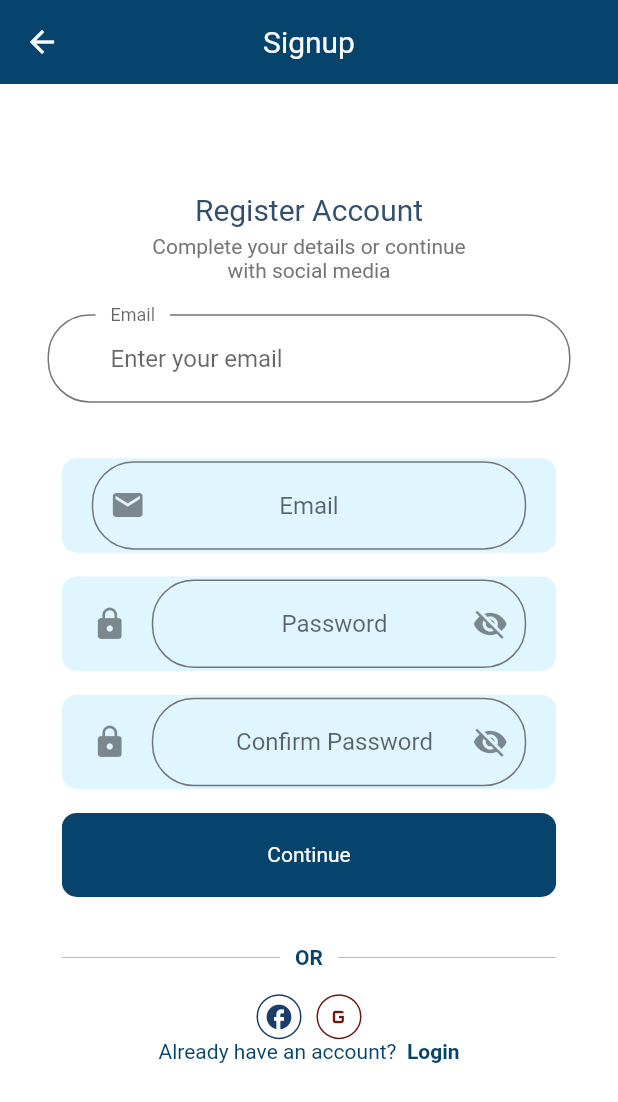
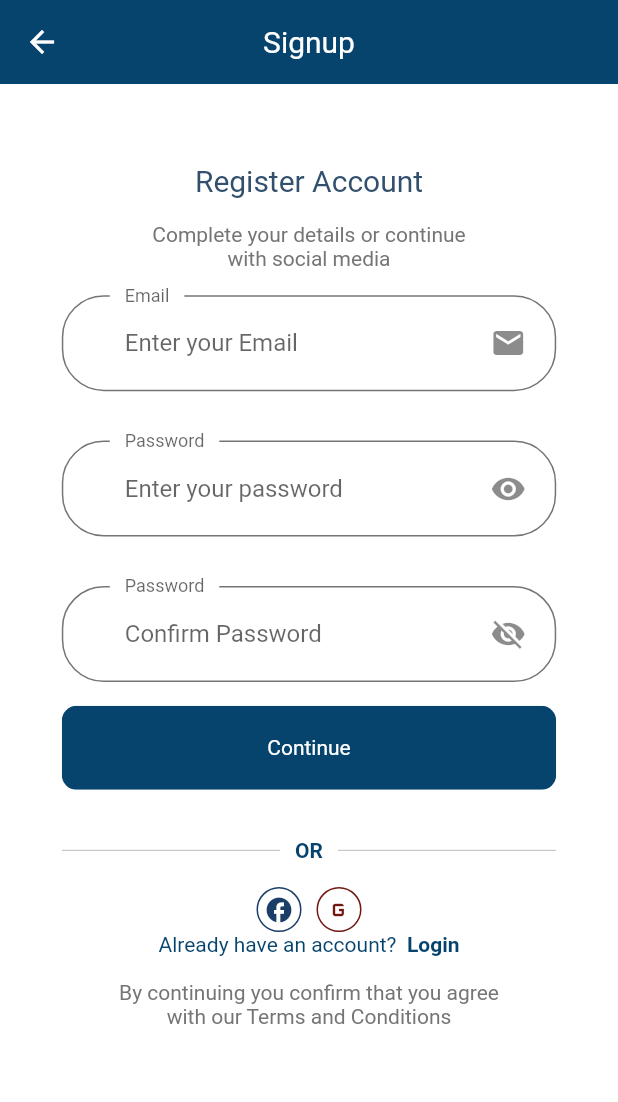
Before and after one commit to Joelodufu/kuziem, a Flutter app: the screen it shows after launch, after a tap on "Forgot Password", after a tap on "continue", after a tap on "Signup", on a phone screen of 412 x 824 dp. Shown: the top 1102 px of the screen. Run offline on Flutter 3.47's test engine with Material 2 defaults, Android fonts, the light colour scheme and no system bars.

Commit message:
clean unboard, remaining full register

```diff
--- a/lib/main.dart
+++ b/lib/main.dart
@@ -1,9 +1,6 @@
 import 'package:flutter/material.dart';
-import 'package:flutter/services.dart';
-import 'package:kuziem/constants.dart';
 import 'package:kuziem/routes.dart';
 import 'package:kuziem/screens/mobile/splash/splashscreenpage.dart';
-import 'package:kuziem/size_config.dart';
 import 'package:kuziem/theme.dart';
 
 void main() {
@@ -21,7 +18,7 @@ class MyApp extends StatelessWidget {
 
       //home: SplashScreenPage(),
       theme: theme(),
-      initialRoute: SplashScreenPage.routeName,
+      initialRoute: "/splash",
       routes: routes,
     );
   }
--- a/lib/routes.dart
+++ b/lib/routes.dart
@@ -7,6 +7,6 @@ import 'package:kuziem/screens/mobile/splash/splashscreenpage.dart';
 final Map<String, WidgetBuilder> routes = {
   SplashScreenPage.routeName: (context) => SplashScreenPage(),
   Login.routeName: (context) => Login(),
-  ForgotPassword.routeName: (context) => ForgotPassword(),
-  LoginSuccessScreen.routeName: (context) => LoginSuccessScreen()
+  ForgotPassword.routeName: (context) => const ForgotPassword(),
+  LoginSuccessScreen.routeName: (context) => const LoginSuccessScreen(),
 };
--- a/lib/screens/mobile/Signup/components/body.dart
+++ b/lib/screens/mobile/Signup/components/body.dart
@@ -25,10 +25,7 @@ class Body extends StatelessWidget {
         child: Column(
           crossAxisAlignment: CrossAxisAlignment.center,
           children: [
-            SizedBox(
-              height: getProportionalScreenHeight(20),
-            ),
-            Text(
+            const Text(
               "Register Account",
               style: TextStyle(
                 color: Color.fromARGB(255, 50, 80, 109),
@@ -36,22 +33,33 @@ class Body extends StatelessWidget {
               ),
             ),
             SizedBox(
-              height: 5,
+              height: SizeConfig.screenHeight * 0.02,
             ),
-            Text(
+            const Text(
               "Complete your details or continue \nwith social media",
               textAlign: TextAlign.center,
               style: TextStyle(
                 color: kTextColor,
               ),
             ),
-            SignUpForm(),
-            SocialCardMain(),
+            SizedBox(
+              height: SizeConfig.screenHeight * 0.02,
+            ),
+            const SignUpForm(),
+            const SocialCardMain(),
             AlreadyHaveAnAccountCheck(
                 login: false,
                 press: () {
                   Navigator.pushNamed(context, Login.routeName);
                 }),
+            Padding(
+              padding: EdgeInsets.symmetric(
+                  vertical: SizeConfig.screenHeight * 0.02),
+              child: const Text(
+                "By continuing you confirm that you agree \nwith our Terms and Conditions",
+                textAlign: TextAlign.center,
+              ),
+            )
           ],
         ),
       ),
--- a/lib/screens/mobile/Signup/components/sign_up_form.dart
+++ b/lib/screens/mobile/Signup/components/sign_up_form.dart
@@ -4,7 +4,6 @@ import 'package:kuziem/screens/mobile/login/login.dart';
 import '../../../../components/form_error.dart';
 import '../../../../constants.dart';
 import '../../../../size_config.dart';
-import '../../components/already_have_an_account_check.dart';
 import '../../components/rounded_button.dart';
 import '../../components/text_field_container.dart';
 
@@ -19,6 +18,7 @@ class _SignUpFormState extends State<SignUpForm> {
   final _formKey = GlobalKey<FormState>();
   String email = "";
   String password = "";
+  bool visibility = true;
   String confirmPassword = "";
   final List<String> errors = [];
 
@@ -44,26 +44,16 @@ class _SignUpFormState extends State<SignUpForm> {
       key: _formKey,
       child: Column(
         children: [
-          Padding(
-            padding: EdgeInsets.symmetric(
-                horizontal: getProportionalScreenWidth(30),
-                vertical: getProportionalScreenWidth(20)),
-            child: TextFormField(
-              decoration: InputDecoration(
-                labelText: "Email",
-                hintText: "Enter your email",
-                floatingLabelBehavior: FloatingLabelBehavior.always,
-              ),
-            ),
+          buildEmailFormField(),
+          SizedBox(
+            height: SizeConfig.screenHeight * 0.04,
           ),
-          createPadding(),
-          buildEmailFormField(),
-          createPadding(),
           buildPasswordFormField(),
-          createPadding(),
+          SizedBox(
+            height: SizeConfig.screenHeight * 0.04,
+          ),
           buildConfirmPasswordFormField(),
           createPadding(),
-          FormError(errors: errors),
           RoundButton(
               text: "Continue",
               press: () {
@@ -83,30 +73,52 @@ class _SignUpFormState extends State<SignUpForm> {
         onSaved: (newValue) => confirmPassword = newValue!,
         validator: (value) {
           if (value!.isEmpty && !errors.contains(kPassNullError)) {
-            addError(error: kPassNullError);
-            return "";
-          } else if (password != confirmPassword &&
-              !errors.contains(kMatchPassError)) {
-            addError(error: kMatchPassError);
-            return "";
+            setState(() {
+              errors.add(kPassNullError);
+            });
+            return kPassNullError;
+          } else if (value!.isEmpty && errors.contains(kPassNullError)) {
+            return kPassNullError;
+          } else if (value != password && !errors.contains(kMatchPassError)) {
+            setState(() {
+              errors.add(kMatchPassError);
+            });
+            return kMatchPassError;
+          } else if (value != password && errors.contains(kMatchPassError)) {
+            return kMatchPassError;
+          } else {
+            setState(() {
+              confirmPassword = value;
+            });
+            return null;
           }
           return null;
         },
         onChanged: (value) {
-          if (password == confirmPassword && errors.contains(kMatchPassError)) {
+          if (value!.isEmpty && errors.contains(kPassNullError)) {
+            removeError(error: kPassNullError);
+          } else if (value == password && errors.contains(kMatchPassError)) {
             removeError(error: kMatchPassError);
           }
           return null;
         },
-        obscureText: true,
-        decoration: const InputDecoration(
+        obscureText: visibility,
+        decoration: InputDecoration(
             border: InputBorder.none,
             hintText: "Confirm Password",
-            icon: Icon(
-              Icons.lock,
-            ),
-            suffixIcon: Icon(Icons.visibility_off)),
-        textAlign: TextAlign.center,
+            labelText: "Password",
+            suffixIcon: Padding(
+              padding: EdgeInsets.all(8.0),
+              child: IconButton(
+                icon:
+                    Icon(!visibility ? Icons.visibility : Icons.visibility_off),
+                onPressed: () {
+                  setState(() {
+                    visibility = !visibility;
+                  });
+                },
+              ),
+            )),
       ),
     );
   }
@@ -123,8 +135,12 @@ class _SignUpFormState extends State<SignUpForm> {
         onSaved: (newValue) => password = newValue!,
         validator: (value) {
           if (value!.isEmpty && !errors.contains(kPassNullError)) {
-            addError(error: kPassNullError);
-            return "";
+            setState(() {
+              errors.add(kPassNullError);
+            });
+            return kPassNullError;
+          } else if (value!.isEmpty && errors.contains(kPassNullError)) {
+            return kPassNullError;
           } else if (value.length < 8 && !errors.contains(kShortPassError)) {
             addError(error: kShortPassError);
             return "";
@@ -140,15 +156,22 @@ class _SignUpFormState extends State<SignUpForm> {
           password = value;
           return null;
         },
-        obscureText: true,
-        decoration: const InputDecoration(
-            border: InputBorder.none,
-            hintText: "Password",
-            icon: Icon(
-              Icons.lock,
+        obscureText: visibility,
+        decoration: InputDecoration(
+          hintText: "Enter your password",
+          labelText: "Password",
+          suffixIcon: Padding(
+            padding: EdgeInsets.all(8.0),
+            child: IconButton(
+              icon: Icon(visibility ? Icons.visibility : Icons.visibility_off),
+              onPressed: () {
+                setState(() {
+                  visibility = !visibility;
+                });
+              },
             ),
-            suffixIcon: Icon(Icons.visibility_off)),
-        textAlign: TextAlign.center,
+          ),
+        ),
       ),
     );
   }
@@ -159,11 +182,17 @@ class _SignUpFormState extends State<SignUpForm> {
       onSaved: (newValue) => email = newValue!,
       validator: (value) {
         if (value!.isEmpty && !errors.contains(kEmailNullError)) {
-          addError(error: kEmailNullError);
-          return "";
+          setState(() {
+            errors.add(kEmailNullError);
+          });
+          return kEmailNullError;
+        } else if (value!.isEmpty && errors.contains(kEmailNullError)) {
+          return kEmailNullError;
         } else if (!emailValidatorRegEx.hasMatch(value) &&
             !errors.contains(kInvalidEmailError)) {
-          addError(error: kInvalidEmailError);
+          setState(() {
+            errors.add(kInvalidEmailError);
+          });
           return "";
         }
         return null;
@@ -178,16 +207,18 @@ class _SignUpFormState extends State<SignUpForm> {
         }
         return null;
       },
-      decoration: const InputDecoration(
-        suffixIcon: Icon(
-          Icons.input,
-          color: kPrimaryLightColor,
+      decoration: InputDecoration(
+        border: InputBorder.none,
+        hintText: "Enter your Email",
+        labelText: "Email",
+        suffixIcon: Padding(
+          padding: const EdgeInsets.all(8.0),
+          child: IconButton(
+            icon: Icon(Icons.email),
+            onPressed: () {},
+          ),
         ),
-        border: InputBorder.none,
-        hintText: "Email",
-        prefixIcon: Icon(Icons.email),
       ),
-      textAlign: TextAlign.center,
     ));
   }
 }
--- a/lib/screens/mobile/components/text_field_container.dart
+++ b/lib/screens/mobile/components/text_field_container.dart
@@ -13,9 +13,6 @@ class TextFieldContainer extends StatelessWidget {
     Size size = MediaQuery.of(context).size;
     return Container(
       width: size.width * 0.8,
-      padding: const EdgeInsets.symmetric(horizontal: 20, vertical: 2),
-      decoration: BoxDecoration(
-          color: kPrimaryLightColor, borderRadius: BorderRadius.circular(10)),
       child: child,
     );
   }
--- a/lib/screens/mobile/forgot_password/components/body.dart
+++ b/lib/screens/mobile/forgot_password/components/body.dart
@@ -31,6 +31,9 @@ class _BodyState extends State<Body> {
       child: Column(
         crossAxisAlignment: CrossAxisAlignment.center,
         children: [
+          SizedBox(
+            height: SizeConfig.screenHeight * 0.05,
+          ),
           const Text(
             "Forgot Pasword",
             style: TextStyle(
@@ -62,6 +65,10 @@ class _BodyState extends State<Body> {
                       setState(() {
                         errors.add(kEmailNullError);
                       });
+                      return "";
+                    } else if (value.isEmpty &&
+                        errors.contains(kEmailNullError)) {
+                      return "";
                     } else if (!emailValidatorRegEx.hasMatch(value) &&
                         !errors.contains(kInvalidEmailError)) {
                       setState(() {
--- a/lib/screens/mobile/login/components/sign_form.dart
+++ b/lib/screens/mobile/login/components/sign_form.dart
@@ -22,6 +22,7 @@ class _SignFormState extends State<SignForm> {
   String email = "";
   String password = "";
   bool remember = false;
+  bool visibility = true;
   final List<String> errors = [];
   @override
   Widget build(BuildContext context) {
@@ -30,14 +31,11 @@ class _SignFormState extends State<SignForm> {
         child: Column(
           children: [
             buildEmailFormField(),
-            SizedBox(
-              height: getProportionalScreenWidth(10),
-            ),
+            SizedBox(height: SizeConfig.screenHeight * 0.03),
             buildPasswordForm(),
             SizedBox(
               height: getProportionalScreenWidth(20),
             ),
-            FormError(errors: errors),
             Row(
               mainAxisAlignment: MainAxisAlignment.center,
               children: [
@@ -92,14 +90,19 @@ class _SignFormState extends State<SignForm> {
               setState(() {
                 errors.add(kPassNullError);
               });
-            return "";
+              return kPassNullError;
+            } else if (value.isEmpty && errors.contains(kPassNullError)) {
+              return kPassNullError;
             } else if (value.length < 8 && !errors.contains(kShortPassError)) {
               setState(() {
                 errors.add(kShortPassError);
               });
-            return "";
+              return kShortPassError;
+            } else if (value.length < 8 && errors.contains(kShortPassError)) {
+              return kShortPassError;
+            } else {
+              return null;
             }
-          return null;
           },
           onChanged: (value) {
             if (value.isNotEmpty && errors.contains(kPassNullError)) {
@@ -113,16 +116,23 @@ class _SignFormState extends State<SignForm> {
             }
             return null;
           },
-        obscureText: true,
-        decoration: const InputDecoration(
-            border: InputBorder.none,
-            hintText: "Password",
-            icon: Icon(
-              Icons.lock,
+          obscureText: visibility,
+          decoration: InputDecoration(
+            hintText: "Enter your password",
+            labelText: "Password",
+            suffixIcon: Padding(
+              padding: EdgeInsets.all(8.0),
+              child: IconButton(
+                icon:
+                    Icon(!visibility ? Icons.visibility : Icons.visibility_off),
+                onPressed: () {
+                  setState(() {
+                    visibility = !visibility;
+                  });
+                },
               ),
-            suffixIcon: Icon(Icons.visibility_off)),
-        textAlign: TextAlign.center,
             ),
+          )),
     );
   }
 
@@ -134,7 +144,9 @@ class _SignFormState extends State<SignForm> {
           setState(() {
             errors.add(kEmailNullError);
           });
-          return "";
+          return kEmailNullError;
+        } else if (value!.isEmpty && errors.contains(kEmailNullError)) {
+          return kEmailNullError;
         } else if (!emailValidatorRegEx.hasMatch(value) &&
             !errors.contains(kInvalidEmailError)) {
           setState(() {
@@ -158,16 +170,18 @@ class _SignFormState extends State<SignForm> {
         }
         return null;
       },
-      decoration: const InputDecoration(
-        suffixIcon: Icon(
-          Icons.input,
-          color: kPrimaryLightColor,
+      decoration: InputDecoration(
+        suffixIcon: Padding(
+          padding: const EdgeInsets.all(8.0),
+          child: IconButton(
+            icon: Icon(Icons.email),
+            onPressed: () {},
+          ),
         ),
         border: InputBorder.none,
-        hintText: "Email",
-        prefixIcon: Icon(Icons.email),
+        labelText: "Email",
+        hintText: "Enter your email",
       ),
-      textAlign: TextAlign.center,
     ));
   }
 }
--- a/lib/screens/mobile/login/login.dart
+++ b/lib/screens/mobile/login/login.dart
@@ -20,7 +20,7 @@ class Login extends StatelessWidget {
         crossAxisAlignment: CrossAxisAlignment.center,
         children: [
           SizedBox(
-              height: getProportionalScreenWidth(10),
+            height: getProportionalScreenWidth(40),
           ),
           const Text(
             "Welcome Back",
@@ -52,7 +52,6 @@ class Login extends StatelessWidget {
           )
         ],
       ),
-      )),
-    );
+    )));
   }
 }
--- a/lib/theme.dart
+++ b/lib/theme.dart
@@ -25,6 +25,14 @@ InputDecorationTheme inputDecorationTheme() {
       focusedBorder: OutlineInputBorder(
           borderRadius: BorderRadius.circular(28),
           borderSide: BorderSide(color: kPrimaryColor),
+          gapPadding: 10),
+      focusedErrorBorder: OutlineInputBorder(
+          borderRadius: BorderRadius.circular(28),
+          borderSide: BorderSide(color: kPrimaryColor),
+          gapPadding: 10),
+      errorBorder: OutlineInputBorder(
+          borderRadius: BorderRadius.circular(28),
+          borderSide: BorderSide(color: kPrimaryColor),
           gapPadding: 10));
 }
 
```
Lines whose indentation alone changed are shown as unchanged.
